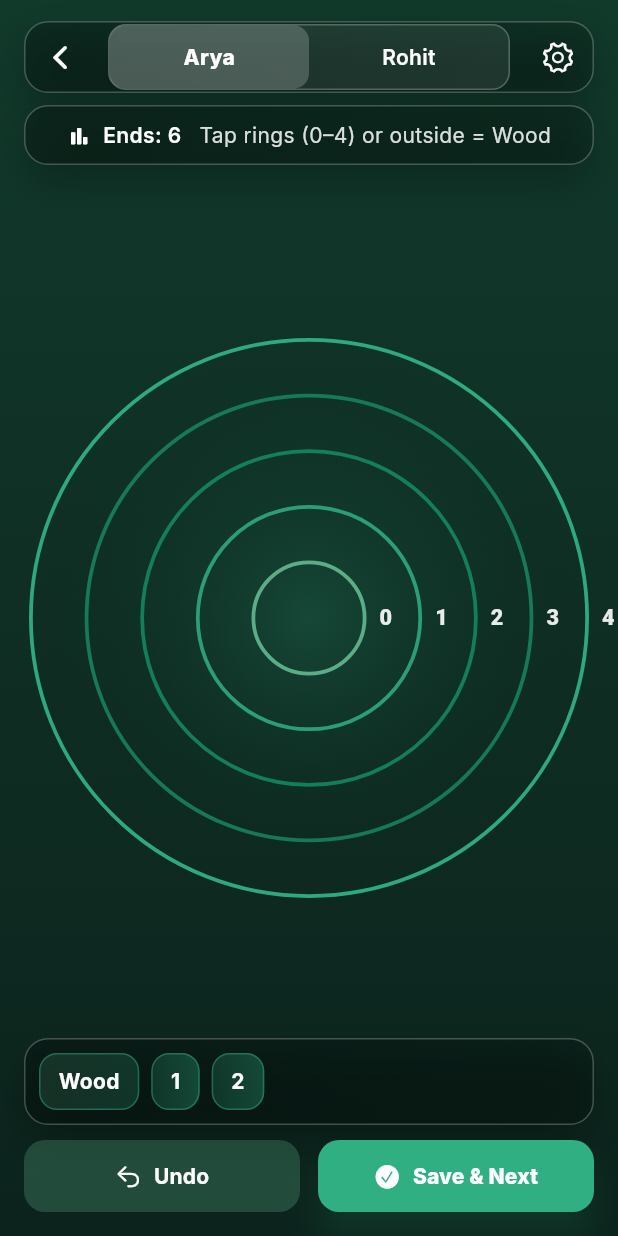
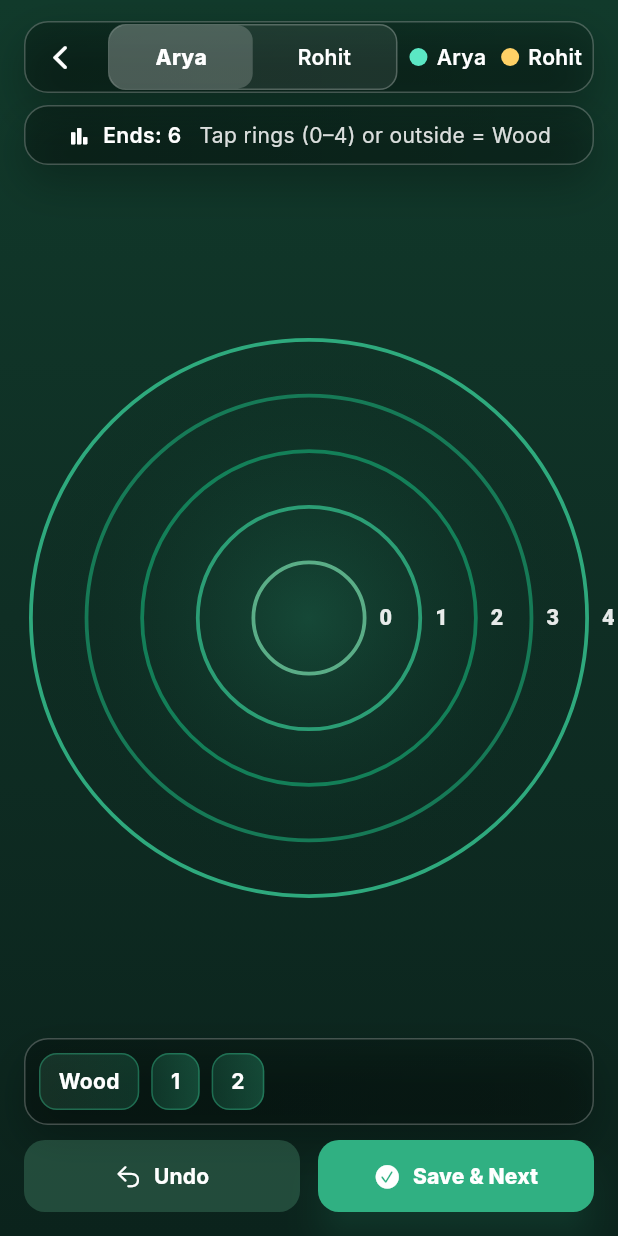
Before and after one commit to RohitGhosh07/scoringmatlength, a Flutter app: the screen it shows after launch, after a tap on "Undo", on a phone screen of 412 x 824 dp. Run offline on Flutter 3.47's test engine with Material 3 defaults, Android fonts, the phone set to English and light mode, and no system bars; our stand-ins replace flutter_animate, flutter_riverpod, google_fonts.

Commit message:
Refactor scoring screen to enhance player shot tracking and UI responsiveness

```diff
--- a/lib/screens/scoringscreen.dart
+++ b/lib/screens/scoringscreen.dart
@@ -10,11 +10,15 @@ class MatWoodScreen extends StatefulWidget {
 
 class _MatWoodScreenState extends State<MatWoodScreen>
     with TickerProviderStateMixin {
-  // Vibrant, clean greens
+  // Greens for chrome
   static const Color g1 = Color(0xFF148D61);
   static const Color g2 = Color(0xFF30B082);
   static const Color g3 = Color(0xFF67C196);
   static const Color g4 = Color(0xFF17875F);
+
+  // Player colors (high contrast on dark field)
+  static const Color p1Dot = Color(0xFF5BE7C4); // mint/cyan
+  static const Color p2Dot = Color(0xFFFFD166); // amber
 
   final List<PlayerData> _players = [
     PlayerData(
@@ -22,18 +26,23 @@ class _MatWoodScreenState extends State<MatWoodScreen>
       name: 'Arya',
       endsPlayed: 6,
       recent: ['3', 'Wood', '1', '2'],
-      color: const Color(0xFF30B082), // Bright green
     ),
     PlayerData(
       id: 'p2',
       name: 'Rohit',
       endsPlayed: 5,
       recent: ['2', '2', 'Wood', '4'],
-      color: const Color(0xFF67C196), // Light green
     ),
   ];
   String _selectedPlayerId = 'p1';
 
+  // Persisted shots per player (stored as normalized positions)
+  final Map<String, List<Shot>> _shotsByPlayer = {
+    'p1': <Shot>[],
+    'p2': <Shot>[],
+  };
+
+  // Last tap ripple
   Offset? _lastTapLocal;
   late final AnimationController _rippleCtrl = AnimationController(
     vsync: this,
@@ -53,9 +62,21 @@ class _MatWoodScreenState extends State<MatWoodScreen>
 
   void _recordTap(Offset localPos, Size size) {
     final result = _classifyTap(localPos, size);
+
+    // Save as normalized so it survives size changes/orientation
+    final norm = Offset(localPos.dx / size.width, localPos.dy / size.height);
+    final shot = Shot(
+      playerId: _selectedPlayerId,
+      normPos: norm,
+      value: result,
+    );
+
     setState(() {
       _lastTapLocal = localPos;
       _rippleCtrl.forward(from: 0);
+
+      _shotsByPlayer[_selectedPlayerId]!.add(shot); // persist dot on canvas
+
       _selected.recent.insert(0, result);
       if (_selected.recent.length > 10) _selected.recent.removeLast();
     });
@@ -72,7 +93,7 @@ class _MatWoodScreenState extends State<MatWoodScreen>
     );
   }
 
-  // Full-screen-friendly thresholds (use 90% of half-min as outer ring)
+  // Full-screen thresholds
   String _classifyTap(Offset localPos, Size size) {
     final center = Offset(size.width / 2, size.height / 2);
     final dx = localPos.dx - center.dx;
@@ -94,14 +115,21 @@ class _MatWoodScreenState extends State<MatWoodScreen>
   }
 
   void _undo() {
-    if (_selected.recent.isEmpty) return;
+    // Undo removes last shot for selected player + recent chip
+    final list = _shotsByPlayer[_selectedPlayerId]!;
+    if (list.isNotEmpty) {
+      setState(() => list.removeLast());
+    }
+    if (_selected.recent.isNotEmpty) {
       setState(() => _selected.recent.removeAt(0));
+    }
   }
 
   void _saveAndNext() {
+    // Keep shots on screen (as requested). You can clear-on-save if you prefer.
     ScaffoldMessenger.of(context).showSnackBar(
       const SnackBar(
-        content: Text('Saved. Proceeding to next…'),
+        content: Text('Saved. Points remain visible.'),
         behavior: SnackBarBehavior.floating,
         duration: Duration(milliseconds: 900),
       ),
@@ -117,7 +145,6 @@ class _MatWoodScreenState extends State<MatWoodScreen>
   @override
   Widget build(BuildContext context) {
     final isDark = Theme.of(context).brightness == Brightness.dark;
-    final bgTop = isDark ? const Color(0xFF0A0F0C) : const Color(0xFFF2FFF8);
     final bgBottom = isDark ? const Color(0xFF0E1511) : const Color(0xFFE9FFF4);
 
     return Scaffold(
@@ -125,16 +152,19 @@ class _MatWoodScreenState extends State<MatWoodScreen>
       backgroundColor: bgBottom,
       body: Stack(
         children: [
-          // FULL-SCREEN TARGET
+          // FULL-SCREEN TARGET with persisted dots
           Positioned.fill(
             child: _TapCanvas(
               lastTapLocal: _lastTapLocal,
               ripple: _ripple,
+              selectedPlayerId: _selectedPlayerId,
+              shotsByPlayer: _shotsByPlayer,
+              playerColors: const {'p1': p1Dot, 'p2': p2Dot},
               onTapResolved: _recordTap,
             ),
           ),
 
-          // TOP FLOAT: Player toggle + mini stats
+          // TOP FLOAT
           SafeArea(
             minimum: const EdgeInsets.fromLTRB(16, 14, 16, 0),
             child: Column(
@@ -158,11 +188,17 @@ class _MatWoodScreenState extends State<MatWoodScreen>
                         ),
                       ),
                       const SizedBox(width: 8),
-                      IconButton(
-                        onPressed: () {},
-                        icon: const Icon(CupertinoIcons.gear_alt),
-                        color: Colors.white,
-                        tooltip: 'Settings',
+                      // tiny legend
+                      Padding(
+                        padding: const EdgeInsets.only(right: 8),
+                        child: Row(
+                          mainAxisSize: MainAxisSize.min,
+                          children: const [
+                            _LegendDot(color: p1Dot, label: 'Arya'),
+                            SizedBox(width: 10),
+                            _LegendDot(color: p2Dot, label: 'Rohit'),
+                          ],
+                        ),
                       ),
                     ],
                   ),
@@ -205,7 +241,7 @@ class _MatWoodScreenState extends State<MatWoodScreen>
             ),
           ),
 
-          // BOTTOM FLOAT: recent chips + actions
+          // BOTTOM FLOAT
           SafeArea(
             minimum: const EdgeInsets.fromLTRB(16, 0, 16, 16),
             child: Align(
@@ -254,38 +290,33 @@ class _MatWoodScreenState extends State<MatWoodScreen>
   }
 }
 
-class Shot {
-  final Offset position;
-  final String value;
-  final DateTime timestamp;
-
-  Shot({
-    required this.position,
-    required this.value,
-    DateTime? timestamp,
-  }) : timestamp = timestamp ?? DateTime.now();
-}
+/* ===================== DATA MODELS ===================== */
 
 class PlayerData {
   final String id;
   final String name;
   final int endsPlayed;
   final List<String> recent;
-  final List<Shot> shots;
-  final Color color; // Player-specific color
-
   PlayerData({
     required this.id,
     required this.name,
     required this.endsPlayed,
     required this.recent,
-    List<Shot>? shots,
-    Color? color,
-  }) : shots = shots ?? [],
-       color = color ?? const Color(0xFF30B082);
+  });
 }
 
-/* ---------------- UI PARTS ---------------- */
+class Shot {
+  final String playerId;
+  final Offset normPos; // x in [0..1], y in [0..1]
+  final String value; // '0'..'4' or 'Wood'
+  const Shot({
+    required this.playerId,
+    required this.normPos,
+    required this.value,
+  });
+}
+
+/* ===================== UI PARTS ===================== */
 
 class _GlassPill extends StatelessWidget {
   const _GlassPill({required this.child});
@@ -325,9 +356,6 @@ class _PlayerToggle extends StatelessWidget {
   final List<PlayerData> players;
   final String selectedId;
   final ValueChanged<String> onChanged;
-
-  static const Color g2 = _MatWoodScreenState.g2;
-  static const Color g4 = _MatWoodScreenState.g4;
 
   @override
   Widget build(BuildContext context) {
@@ -369,6 +397,33 @@ class _PlayerToggle extends StatelessWidget {
           );
         }).toList(),
       ),
+    );
+  }
+}
+
+class _LegendDot extends StatelessWidget {
+  const _LegendDot({required this.color, required this.label});
+  final Color color;
+  final String label;
+
+  @override
+  Widget build(BuildContext context) {
+    return Row(
+      children: [
+        Container(
+          width: 12,
+          height: 12,
+          decoration: BoxDecoration(color: color, shape: BoxShape.circle),
+        ),
+        const SizedBox(width: 6),
+        Text(
+          label,
+          style: const TextStyle(
+            color: Colors.white,
+            fontWeight: FontWeight.w600,
+          ),
+        ),
+      ],
     );
   }
 }
@@ -486,16 +541,23 @@ class _SolidButton extends StatelessWidget {
   }
 }
 
-/* ---------------- FULL-SCREEN CANVAS ---------------- */
+/* ===================== FULL-SCREEN CANVAS ===================== */
 
 class _TapCanvas extends StatefulWidget {
   const _TapCanvas({
     required this.lastTapLocal,
     required this.ripple,
+    required this.selectedPlayerId,
+    required this.shotsByPlayer,
+    required this.playerColors,
     required this.onTapResolved,
   });
+
   final Offset? lastTapLocal;
   final Animation<double> ripple;
+  final String selectedPlayerId;
+  final Map<String, List<Shot>> shotsByPlayer;
+  final Map<String, Color> playerColors;
   final void Function(Offset localPos, Size canvasSize) onTapResolved;
 
   @override
@@ -510,20 +572,22 @@ class _TapCanvasState extends State<_TapCanvas> {
   Widget build(BuildContext context) {
     return GestureDetector(
       behavior: HitTestBehavior.opaque,
-      onTapDown: (d) {
-        widget.onTapResolved(d.localPosition, context.size ?? const Size(0, 0));
-      },
+      onTapDown: (d) => widget.onTapResolved(
+        d.localPosition,
+        context.size ?? const Size(0, 0),
+      ),
       child: AnimatedBuilder(
         animation: widget.ripple,
-        builder: (_, __) {
-          return CustomPaint(
+        builder: (_, __) => CustomPaint(
           painter: _FullScreenRingsPainter(
             fractions: _fractions,
             lastTap: widget.lastTapLocal,
             rippleValue: widget.ripple.value,
+            selectedPlayerId: widget.selectedPlayerId,
+            shotsByPlayer: widget.shotsByPlayer,
+            playerColors: widget.playerColors,
           ),
-          );
-        },
+        ),
       ),
     );
   }
@@ -534,11 +598,17 @@ class _FullScreenRingsPainter extends CustomPainter {
     required this.fractions,
     required this.lastTap,
     required this.rippleValue,
+    required this.selectedPlayerId,
+    required this.shotsByPlayer,
+    required this.playerColors,
   });
 
   final List<double> fractions;
   final Offset? lastTap;
   final double rippleValue;
+  final String selectedPlayerId;
+  final Map<String, List<Shot>> shotsByPlayer;
+  final Map<String, Color> playerColors;
 
   static const Color g1 = _MatWoodScreenState.g1;
   static const Color g2 = _MatWoodScreenState.g2;
@@ -552,14 +622,10 @@ class _FullScreenRingsPainter extends CustomPainter {
 
     // Background gradient + soft vignette
     final bgPaint = Paint()
-      ..shader = LinearGradient(
+      ..shader = const LinearGradient(
         begin: Alignment.topCenter,
         end: Alignment.bottomCenter,
-        colors: [
-          const Color(0xFF113A2B),
-          const Color(0xFF0F2E24),
-          const Color(0xFF0B231C),
-        ],
+        colors: [Color(0xFF113A2B), Color(0xFF0F2E24), Color(0xFF0B231C)],
       ).createShader(Offset.zero & size);
     canvas.drawRect(Offset.zero & size, bgPaint);
 
@@ -571,7 +637,7 @@ class _FullScreenRingsPainter extends CustomPainter {
       ).createShader(Rect.fromCircle(center: center, radius: halfMin * 0.95));
     canvas.drawCircle(center, halfMin * 0.95, glowPaint);
 
-    // Rings (thicker, bright, easy to see)
+    // Rings
     final ringColors = [g3, g2, g1, g4, g2];
     for (int i = 0; i < fractions.length; i++) {
       final r = fractions[i] * halfMin;
@@ -584,7 +650,7 @@ class _FullScreenRingsPainter extends CustomPainter {
       canvas.drawCircle(center, r, ring);
     }
 
-    // Labels (big, readable) – placed on the right side
+    // Labels 0..4 on right
     for (int i = 0; i < fractions.length; i++) {
       final r = fractions[i] * halfMin;
       final pos = center + Offset(r + 10, 0);
@@ -597,21 +663,54 @@ class _FullScreenRingsPainter extends CustomPainter {
       );
     }
 
-    // Tap marker + ripple
-    if (lastTap != null) {
-      final dotPaint = Paint()..color = g2;
-      canvas.drawCircle(
-        lastTap!,
-        math.max(3, size.shortestSide * 0.008),
-        dotPaint,
+    // Draw persisted shots for both players
+    for (final entry in shotsByPlayer.entries) {
+      final pid = entry.key;
+      final shots = entry.value;
+      if (shots.isEmpty) continue;
+
+      final baseColor = playerColors[pid] ?? Colors.white;
+      final isSelected = pid == selectedPlayerId;
+      final color = isSelected ? baseColor : baseColor.withOpacity(0.55);
+
+      for (final s in shots) {
+        final pos = Offset(
+          s.normPos.dx * size.width,
+          s.normPos.dy * size.height,
         );
 
-      final maxRipple = fractions.last * halfMin * 1.05;
-      final rippleRadius = 14 + maxRipple * rippleValue;
+        // Dot with outline for visibility
+        final dotRadius = math.max(4.0, size.shortestSide * 0.010);
+        final stroke = Paint()
+          ..style = PaintingStyle.stroke
+          ..strokeWidth = math.max(2.0, size.shortestSide * 0.0035)
+          ..color = Colors.black.withOpacity(0.6);
+        final fill = Paint()..color = color;
+
+        canvas.drawCircle(pos, dotRadius, stroke);
+        canvas.drawCircle(pos, dotRadius - 1.5, fill);
+
+        // Label (0..4 or W)
+        final label = s.value.toLowerCase() == 'wood' ? 'W' : s.value;
+        _drawLabel(
+          canvas,
+          label,
+          pos + Offset(dotRadius + 4, -dotRadius - 2),
+          fg: Colors.white,
+          bg: Colors.black.withOpacity(0.35),
+          size: math.max(10, size.shortestSide * 0.028),
+        );
+      }
+    }
+
+    // Last tap ripple
+    if (lastTap != null) {
       final ripplePaint = Paint()
         ..style = PaintingStyle.stroke
         ..strokeWidth = math.max(2, size.shortestSide * 0.004)
         ..color = g2.withOpacity((1 - rippleValue).clamp(0.0, 1.0));
+      final maxRipple = fractions.last * halfMin * 1.05;
+      final rippleRadius = 14 + maxRipple * rippleValue;
       canvas.drawCircle(lastTap!, rippleRadius, ripplePaint);
     }
   }
@@ -637,10 +736,62 @@ class _FullScreenRingsPainter extends CustomPainter {
     tp.paint(canvas, Offset(pos.dx, pos.dy - tp.height / 2));
   }
 
+  void _drawLabel(
+    Canvas canvas,
+    String text,
+    Offset pos, {
+    required Color fg,
+    required Color bg,
+    required double size,
+  }) {
+    final tp = TextPainter(
+      text: TextSpan(
+        text: text,
+        style: TextStyle(
+          color: fg,
+          fontSize: size,
+          fontWeight: FontWeight.w800,
+          letterSpacing: 0.2,
+        ),
+      ),
+      textDirection: TextDirection.ltr,
+    )..layout();
+
+    final padding = 4.0;
+    final rect = RRect.fromRectAndRadius(
+      Rect.fromLTWH(
+        pos.dx - padding,
+        pos.dy - padding,
+        tp.width + padding * 2,
+        tp.height + padding * 2,
+      ),
+      const Radius.circular(6),
+    );
+    final paint = Paint()..color = bg;
+    canvas.drawRRect(rect, paint);
+    tp.paint(canvas, Offset(pos.dx, pos.dy));
+  }
+
   @override
   bool shouldRepaint(covariant _FullScreenRingsPainter old) {
     return old.lastTap != lastTap ||
         old.rippleValue != rippleValue ||
-        old.fractions != fractions;
+        old.fractions != fractions ||
+        old.selectedPlayerId != selectedPlayerId ||
+        !mapEquals(old.shotsByPlayer, shotsByPlayer);
+  }
+
+  // shallow map compare (positions change -> new instances -> triggers repaint)
+  bool mapEquals(Map<String, List<Shot>> a, Map<String, List<Shot>> b) {
+    if (a.length != b.length) return false;
+    for (final k in a.keys) {
+      final la = a[k]!;
+      final lb = b[k]!;
+      if (la.length != lb.length) return false;
+      for (int i = 0; i < la.length; i++) {
+        if (la[i] != lb[i]) return false;
       }
     }
+    return true;
+  }
+}
```
Lines whose indentation alone changed are shown as unchanged.
